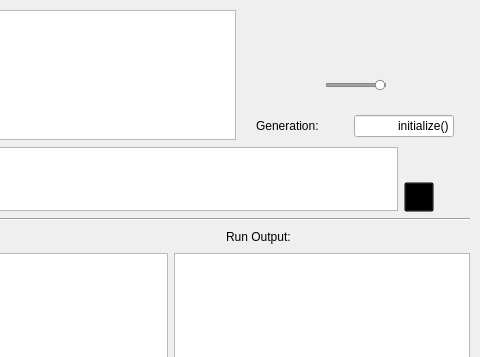
Qt form QtSLiM/QtSLiMWindow.ui (MesserLab/SLiM) before a commit; both pictures show x 434 to 914 and y 0 to 357 of the 914 by 691 pixel window.
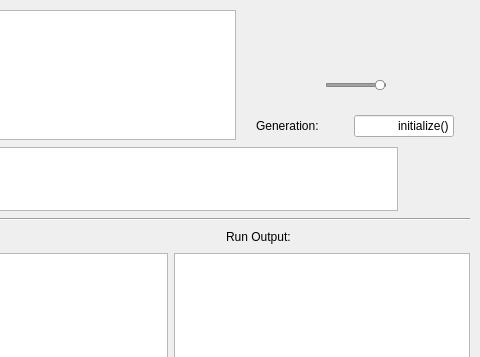
The same form after that commit. Icons and pictures are not drawn.

```diff
--- a/QtSLiM/QtSLiMWindow.ui
+++ b/QtSLiM/QtSLiMWindow.ui
@@ -12,7 +12,7 @@
   </property>
   <property name="minimumSize">
    <size>
-    <width>800</width>
+    <width>850</width>
     <height>500</height>
    </size>
   </property>
@@ -522,7 +522,8 @@
      background-color: #00000000;
 }
 QPushButton:checked {
-     background-color: #00000000;
+	background-color: #00000000;
+	border: 0px;
 }</string>
             </property>
             <property name="icon">
```
Left out of the diff: 99 changed lines with no effect on the pictures.
